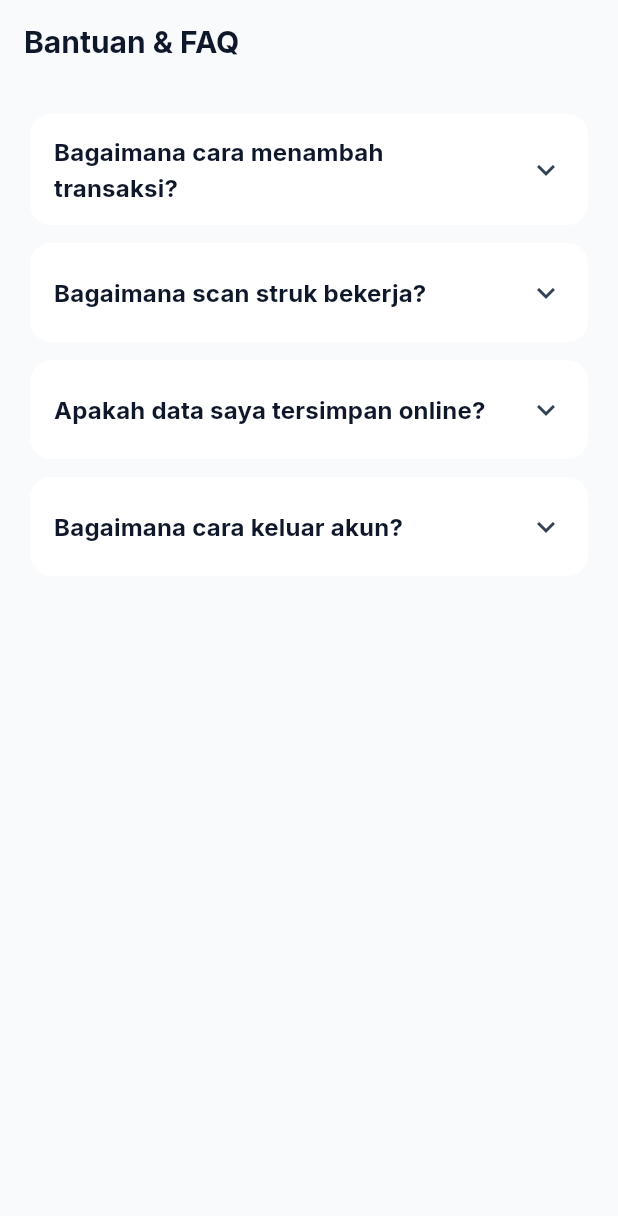
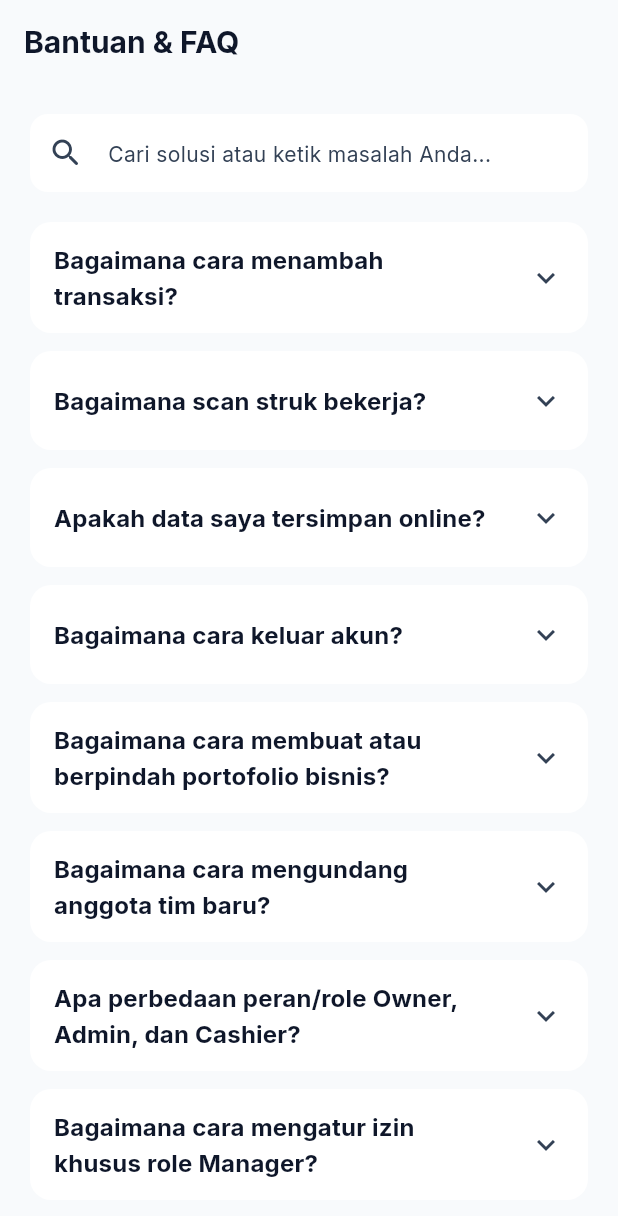
Before and after one commit to DwikyRezza/coreBussines, a Flutter app: the HelpFaqPage screen opened by its route, on a phone screen of 412 x 824 dp. Shown: the top 1216 px of the screen. Run offline on Flutter 3.47's test engine with Material 3 defaults, Android fonts, the phone set to English and light mode, and no system bars; our stand-ins replace cloud_firestore, dartz, dio, equatable, firebase_auth, firebase_core and 16 more; missing offline and left inert: flutter_lucide_animated; accounts and stored records are empty.

Commit message:
fix: resolve layout overflows, portfolio permissions, and add FAQ search

```diff
--- a/lib/features/settings/presentation/pages/activity_log_page.dart
+++ b/lib/features/settings/presentation/pages/activity_log_page.dart
@@ -228,21 +228,22 @@ class _ActivityLogPageState extends State<ActivityLogPage> {
 
                       return DropdownButtonFormField<String?>(
                         value: _selectedStaffName,
+                        isExpanded: true,
                         decoration: InputDecoration(
                           contentPadding: const EdgeInsets.symmetric(
-                              horizontal: 12, vertical: 8),
+                              horizontal: 8, vertical: 6),
                           isDense: true,
                           labelText: 'Pilih Staff',
-                          labelStyle: AppTypography.textTheme.bodySmall,
+                          labelStyle: AppTypography.textTheme.bodySmall?.copyWith(fontSize: 11),
                           border: OutlineInputBorder(
                             borderRadius: BorderRadius.circular(8),
                           ),
                         ),
                         items: [
                           const DropdownMenuItem(
-                              value: null, child: Text('Semua Staff')),
+                              value: null, child: Text('Semua Staff', style: TextStyle(fontSize: 12))),
                           ...staffNames.map((name) =>
-                              DropdownMenuItem(value: name, child: Text(name))),
+                              DropdownMenuItem(value: name, child: Text(name, style: const TextStyle(fontSize: 12), overflow: TextOverflow.ellipsis))),
                         ],
                         onChanged: (val) =>
                             setState(() => _selectedStaffName = val),
@@ -250,29 +251,30 @@ class _ActivityLogPageState extends State<ActivityLogPage> {
                     },
                   ),
                 ),
-                const SizedBox(width: 12),
+                const SizedBox(width: 8),
                 // Date Range
                 Expanded(
                   child: DropdownButtonFormField<String>(
                     value: _selectedDateRange,
+                    isExpanded: true,
                     decoration: InputDecoration(
                       contentPadding: const EdgeInsets.symmetric(
-                          horizontal: 12, vertical: 8),
+                          horizontal: 8, vertical: 6),
                       isDense: true,
                       labelText: 'Periode Waktu',
-                      labelStyle: AppTypography.textTheme.bodySmall,
+                      labelStyle: AppTypography.textTheme.bodySmall?.copyWith(fontSize: 11),
                       border: OutlineInputBorder(
                         borderRadius: BorderRadius.circular(8),
                       ),
                     ),
                     items: const [
                       DropdownMenuItem(
-                          value: 'all', child: Text('Semua Waktu')),
-                      DropdownMenuItem(value: 'today', child: Text('Hari Ini')),
+                          value: 'all', child: Text('Semua Waktu', style: TextStyle(fontSize: 12))),
+                      DropdownMenuItem(value: 'today', child: Text('Hari Ini', style: TextStyle(fontSize: 12))),
                       DropdownMenuItem(
-                          value: 'week', child: Text('7 Hari Terakhir')),
+                          value: 'week', child: Text('7 Hari', style: TextStyle(fontSize: 12))),
                       DropdownMenuItem(
-                          value: 'month', child: Text('30 Hari Terakhir')),
+                          value: 'month', child: Text('30 Hari', style: TextStyle(fontSize: 12))),
                     ],
                     onChanged: (val) {
                       if (val != null) {
@@ -355,13 +357,18 @@ class _ActivityLogPageState extends State<ActivityLogPage> {
                   Row(
                     mainAxisAlignment: MainAxisAlignment.spaceBetween,
                     children: [
-                      Text(
-                        'Oleh: $performedByName ($performedByRole)',
-                        style: AppTypography.textTheme.bodySmall?.copyWith(
-                          color: colors.onSurfaceVariant,
-                          fontWeight: FontWeight.w500,
+                      Expanded(
+                        child: Text(
+                          'Oleh: $performedByName ($performedByRole)',
+                          maxLines: 2,
+                          overflow: TextOverflow.ellipsis,
+                          style: AppTypography.textTheme.bodySmall?.copyWith(
+                            color: colors.onSurfaceVariant,
+                            fontWeight: FontWeight.w500,
+                          ),
                         ),
                       ),
+                      const SizedBox(width: 8),
                       Text(
                         AppFormatter.fullDate(createdAt),
                         style: AppTypography.textTheme.bodySmall?.copyWith(
--- a/lib/features/settings/presentation/pages/help_faq_page.dart
+++ b/lib/features/settings/presentation/pages/help_faq_page.dart
@@ -1,38 +1,157 @@
 import 'package:flutter/material.dart';
-import '../../../../core/theme/app_colors.dart';
 import '../../../../core/theme/app_spacing.dart';
 import '../../../../core/theme/app_typography.dart';
 
-class HelpFaqPage extends StatelessWidget {
+class HelpFaqPage extends StatefulWidget {
   const HelpFaqPage({super.key});
 
   @override
+  State<HelpFaqPage> createState() => _HelpFaqPageState();
+}
+
+class _HelpFaqPageState extends State<HelpFaqPage> {
+  final TextEditingController _searchController = TextEditingController();
+  String _searchQuery = '';
+
+  final List<Map<String, String>> _faqs = [
+    {
+      'q': 'Bagaimana cara menambah transaksi?',
+      'a': 'Tekan tombol + di bagian bawah, lalu pilih pemasukan atau pengeluaran.',
+    },
+    {
+      'q': 'Bagaimana scan struk bekerja?',
+      'a': 'Ambil foto struk dengan jelas. AI akan membaca nama toko, total, kategori, dan catatan barang.',
+    },
+    {
+      'q': 'Apakah data saya tersimpan online?',
+      'a': 'Ya. Data akun, dompet, dan transaksi tersinkron ke Firebase Cloud Firestore.',
+    },
+    {
+      'q': 'Bagaimana cara keluar akun?',
+      'a': 'Buka Pengaturan, lalu tekan tombol Keluar di bagian bawah halaman.',
+    },
+    {
+      'q': 'Bagaimana cara membuat atau berpindah portofolio bisnis?',
+      'a': 'Buka Pengaturan, lalu ketuk \'Portfolio Bisnis\' di bawah \'Bisnis & Tim\'. Di sana Anda dapat membuat bisnis baru atau beralih ke workspace yang sudah ada.',
+    },
+    {
+      'q': 'Bagaimana cara mengundang anggota tim baru?',
+      'a': 'Masuk ke \'Manajemen Tim\' di Pengaturan, ketuk tombol \'Undang Anggota\' di bagian bawah (hanya untuk Owner), isi email dan pilih role, lalu simpan undangan.',
+    },
+    {
+      'q': 'Apa perbedaan peran/role Owner, Admin, dan Cashier?',
+      'a': 'Owner memiliki akses penuh untuk mengatur bisnis, wallet, kategori, dan tim. Admin dapat mencatat transaksi, melihat wallet, dan mengelola inventaris/katalog. Cashier hanya dapat mencatat transaksi miliknya sendiri dan memiliki akses terbatas ke dashboard.',
+    },
+    {
+      'q': 'Bagaimana cara mengatur izin khusus role Manager?',
+      'a': 'Buka Pengaturan, lalu pilih \'Akses Manager\'. Di sana Anda dapat mengaktifkan atau menonaktifkan izin granular seperti User Management, System Config, dan Refund Approval.',
+    },
+    {
+      'q': 'Mengapa saya tidak bisa menghapus kategori transaksi?',
+      'a': 'Hanya pemilik bisnis (Owner) yang memiliki izin untuk menambah atau menghapus kategori transaksi demi menjaga konsistensi laporan keuangan tim.',
+    },
+    {
+      'q': 'Bagaimana cara mengubah PIN keamanan aplikasi?',
+      'a': 'Masuk ke Pengaturan > Keamanan, lalu pilih opsi untuk mengubah atau mereset PIN keamanan Anda.',
+    },
+    {
+      'q': 'Apakah aplikasi dapat digunakan secara offline?',
+      'a': 'Aplikasi mendukung penyimpanan lokal sementara (offline cache) melalui Firestore. Ketika koneksi internet terhubung kembali, data akan otomatis disinkronkan ke cloud.',
+    },
+  ];
+
+  @override
+  void dispose() {
+    _searchController.dispose();
+    super.dispose();
+  }
+
+  @override
   Widget build(BuildContext context) {
+    final colors = Theme.of(context).colorScheme;
+
+    final filteredFaqs = _faqs.where((faq) {
+      final q = faq['q']!.toLowerCase();
+      final a = faq['a']!.toLowerCase();
+      final query = _searchQuery.toLowerCase();
+      return q.contains(query) || a.contains(query);
+    }).toList();
+
     return Scaffold(
       backgroundColor: Theme.of(context).scaffoldBackgroundColor,
       appBar: AppBar(title: const Text('Bantuan & FAQ')),
-      body: ListView(
-        padding: const EdgeInsets.all(AppSpacing.pagePadding),
-        children: const [
-          _FaqItem(
-            question: 'Bagaimana cara menambah transaksi?',
-            answer:
-                'Tekan tombol + di bagian bawah, lalu pilih pemasukan atau pengeluaran.',
+      body: Column(
+        children: [
+          // Search Box
+          Padding(
+            padding: const EdgeInsets.all(AppSpacing.pagePadding),
+            child: TextField(
+              controller: _searchController,
+              decoration: InputDecoration(
+                hintText: 'Cari solusi atau ketik masalah Anda...',
+                prefixIcon: const Icon(Icons.search_rounded),
+                suffixIcon: _searchQuery.isNotEmpty
+                    ? IconButton(
+                        icon: const Icon(Icons.clear_rounded),
+                        onPressed: () {
+                          _searchController.clear();
+                          setState(() {
+                            _searchQuery = '';
+                          });
+                        },
+                      )
+                    : null,
+                border: OutlineInputBorder(
+                  borderRadius: BorderRadius.circular(16),
+                ),
+                filled: true,
+                fillColor: colors.surface,
+              ),
+              onChanged: (val) {
+                setState(() {
+                  _searchQuery = val;
+                });
+              },
+            ),
           ),
-          _FaqItem(
-            question: 'Bagaimana scan struk bekerja?',
-            answer:
-                'Ambil foto struk dengan jelas. AI akan membaca nama toko, total, kategori, dan catatan barang.',
-          ),
-          _FaqItem(
-            question: 'Apakah data saya tersimpan online?',
-            answer:
-                'Ya. Data akun, dompet, dan transaksi tersinkron ke Firebase Cloud Firestore.',
-          ),
-          _FaqItem(
-            question: 'Bagaimana cara keluar akun?',
-            answer:
-                'Buka Pengaturan, lalu tekan tombol Keluar di bagian bawah halaman.',
+          // FAQ List
+          Expanded(
+            child: filteredFaqs.isEmpty
+                ? Center(
+                    child: Padding(
+                      padding: const EdgeInsets.all(24.0),
+                      child: Column(
+                        mainAxisAlignment: MainAxisAlignment.center,
+                        children: [
+                          Icon(Icons.search_off_rounded,
+                              size: 64, color: colors.outline),
+                          const SizedBox(height: 16),
+                          const Text(
+                            'Solusi tidak ditemukan',
+                            style: TextStyle(fontWeight: FontWeight.bold),
+                          ),
+                          const SizedBox(height: 8),
+                          const Text(
+                            'Coba ketik kata kunci yang berbeda atau hubungi admin.',
+                            textAlign: TextAlign.center,
+                            style: TextStyle(color: Colors.grey),
+                          ),
+                        ],
+                      ),
+                    ),
+                  )
+                : ListView.builder(
+                    padding: const EdgeInsets.symmetric(
+                        horizontal: AppSpacing.pagePadding),
+                    itemCount: filteredFaqs.length,
+                    itemBuilder: (context, index) {
+                      final faq = filteredFaqs[index];
+                      return _FaqItem(
+                        question: faq['q']!,
+                        answer: faq['a']!,
+                      );
+                    },
+                  ),
           ),
         ],
       ),
```
Also changed, not shown: 1 other file.
